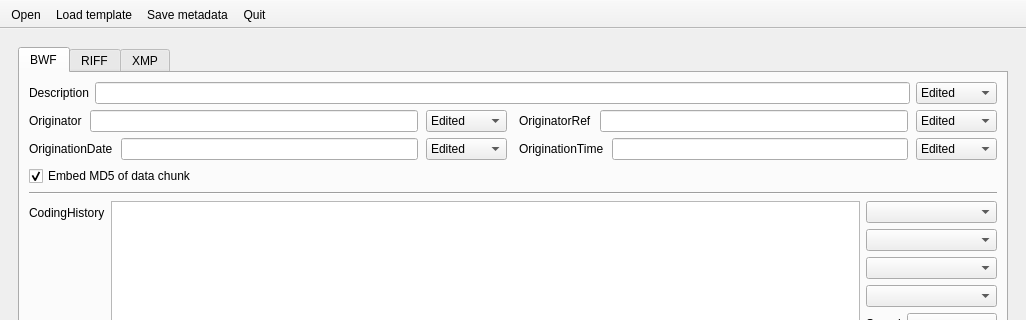
The window that autoBWF/tabbed.ui (Ukrainian-History/autoBWF) describes before a commit, drawn with Qt 5; both pictures show x 0 to 1026 and y 0 to 320 of the 1026 by 600 pixel window.
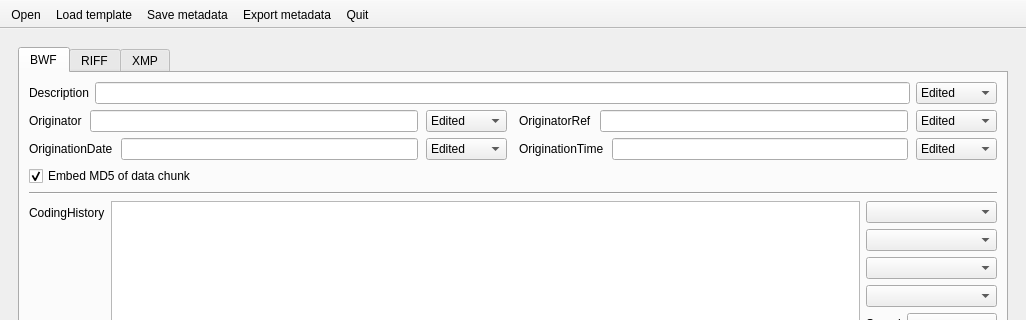
The same window after the commit.

Commit message: Add "Export metadata" action

What changed in the file:
```diff
--- a/autoBWF/tabbed.ui
+++ b/autoBWF/tabbed.ui
@@ -1432,8 +1432,20 @@
    <addaction name="actionOpen"/>
    <addaction name="actionOpen_template"/>
    <addaction name="actionUpdate_metadata"/>
+   <addaction name="actionExport_metadata"/>
    <addaction name="actionQuit"/>
   </widget>
+  <action name="actionExport_metadata">
+   <property name="checkable">
+    <bool>false</bool>
+   </property>
+   <property name="text">
+    <string>Export metadata</string>
+   </property>
+   <property name="shortcut">
+    <string>E</string>
+   </property>
+  </action>
   <action name="actionUpdate_metadata">
    <property name="checkable">
     <bool>false</bool>
```
The commit also changes 2 other files.
